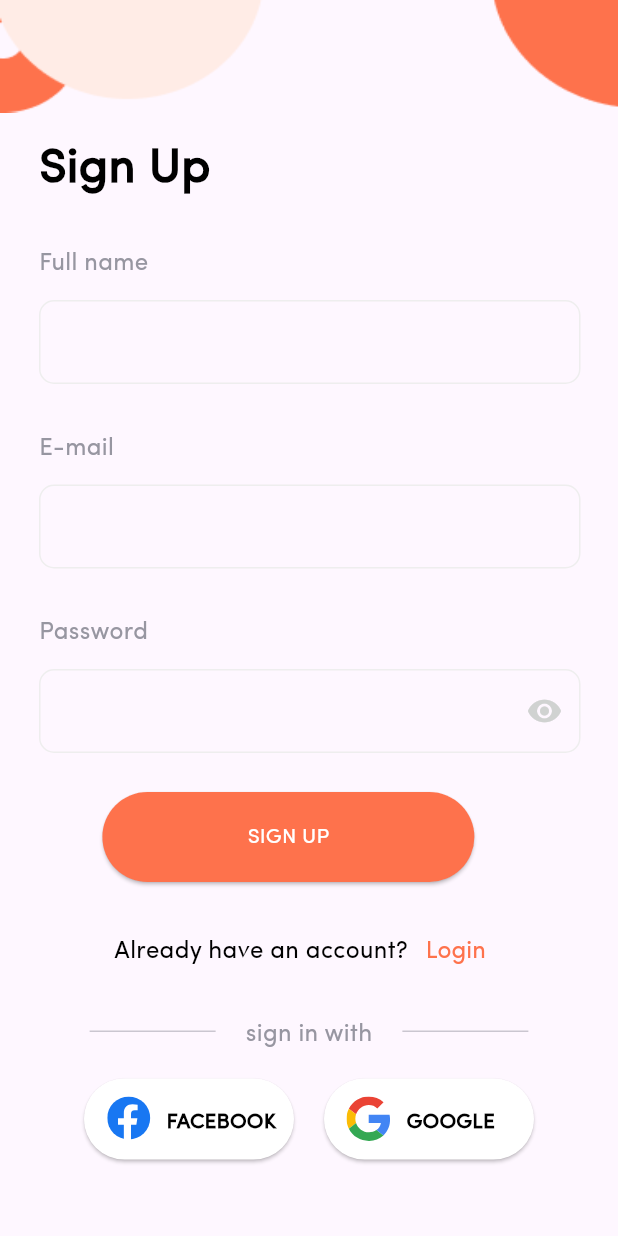
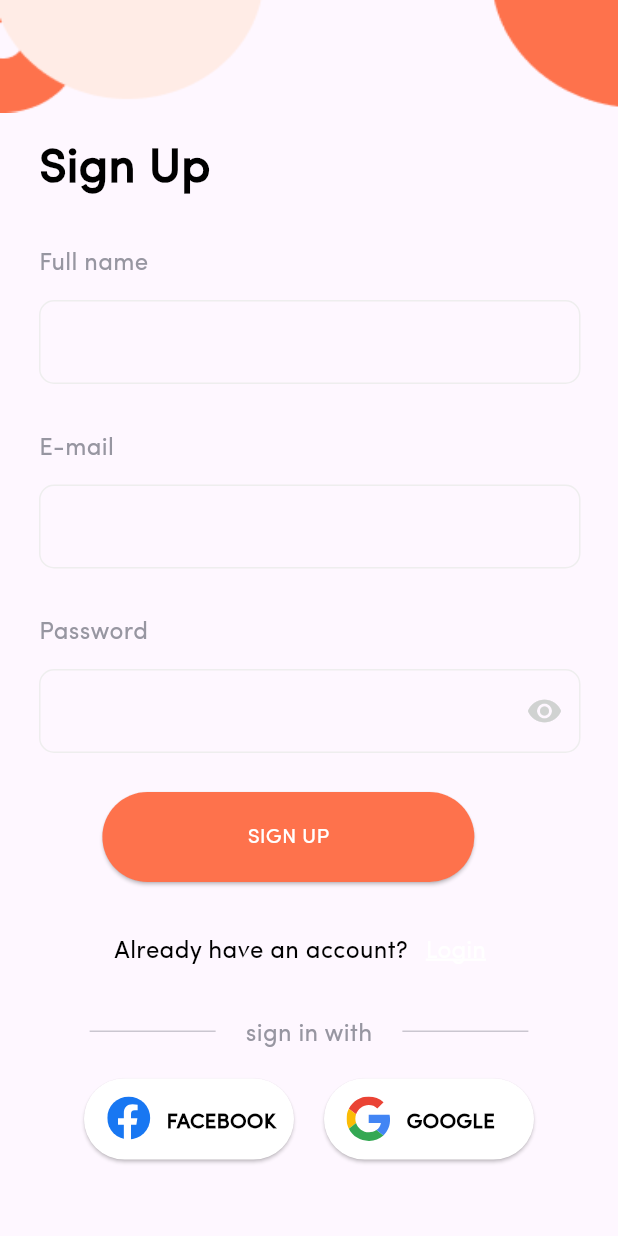
Before and after one commit to james1507/food_hub_app, a Flutter app: the SignUpScreen screen opened by its route, on a phone screen of 412 x 824 dp. Run offline on Flutter 3.47's test engine with Material 2 defaults, Android fonts, the light colour scheme and no system bars; our stand-ins replace firebase_auth, firebase_core, flutter_riverpod, flutter_svg, freezed_annotation, google_sign_in; missing offline and left inert: flutter_facebook_auth; accounts and stored records are empty; network calls fail.

Commit message:
change underline welcome already account

```diff
--- a/lib/presentation/util/custom_style.dart
+++ b/lib/presentation/util/custom_style.dart
@@ -59,6 +59,7 @@ class CustomStyle {
     fontSize: 16,
     decoration: TextDecoration.underline,
     decorationColor: AppColors.primaryBackgroundColor,
+    decorationThickness: 2,
   );
 
   static const TextStyle buttonEorP16 =
--- a/lib/presentation/view/custom_widgets/custom_button_widget.dart
+++ b/lib/presentation/view/custom_widgets/custom_button_widget.dart
@@ -49,7 +49,7 @@ class CustomButtonWidget {
           onPressed: onPressed,
           child: Text(
             statusTextForButton,
-            style: CustomStyle.customAlready(color: colorButton),
+            style: CustomStyle.underlinePrimary16,
           ),
         ),
       ],
```
